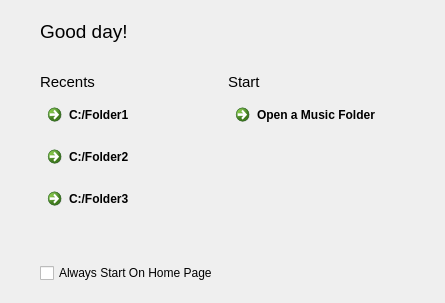
NickvisionApps/Tagger, file NickvisionTagger/UI/Views/HomePage.ui: the form before one commit.
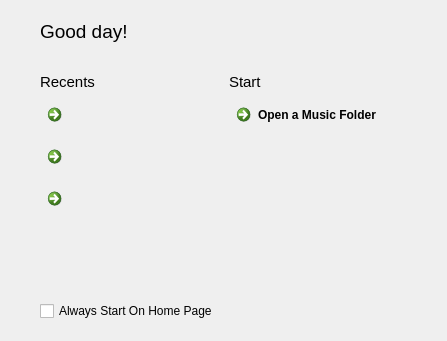
The form after the commit. Icons and pictures are not drawn.

Commit message: Replaced "Last Opened Music Folder" Feature With Recents List

Patch:
```diff
--- a/NickvisionTagger/UI/Views/HomePage.ui
+++ b/NickvisionTagger/UI/Views/HomePage.ui
@@ -2,6 +2,14 @@
 <ui version="4.0">
  <class>HomePage</class>
  <widget class="QWidget" name="HomePage">
+  <property name="geometry">
+   <rect>
+    <x>0</x>
+    <y>0</y>
+    <width>447</width>
+    <height>341</height>
+   </rect>
+  </property>
   <layout class="QHBoxLayout" name="horizontalLayout_2">
    <property name="leftMargin">
     <number>40</number>
@@ -85,8 +93,8 @@
          </item>
          <item>
           <widget class="QCommandLinkButton" name="btnRecentFolder1">
-           <property name="text">
-            <string>C:/Folder1</string>
+           <property name="toolTip">
+            <string>Recent Folder 1</string>
            </property>
            <property name="icon">
             <iconset resource="../../resources.qrc">
@@ -96,8 +104,8 @@
          </item>
          <item>
           <widget class="QCommandLinkButton" name="btnRecentFolder2">
-           <property name="text">
-            <string>C:/Folder2</string>
+           <property name="toolTip">
+            <string>Recent Folder 2</string>
            </property>
            <property name="icon">
             <iconset resource="../../resources.qrc">
@@ -107,8 +115,8 @@
          </item>
          <item>
           <widget class="QCommandLinkButton" name="btnRecentFolder3">
-           <property name="text">
-            <string>C:/Folder3</string>
+           <property name="toolTip">
+            <string>Recent Folder 3</string>
            </property>
            <property name="icon">
             <iconset resource="../../resources.qrc">
```
Left out of the diff: 6 changed lines with no effect on the pictures. The commit also changes 12 other files.
